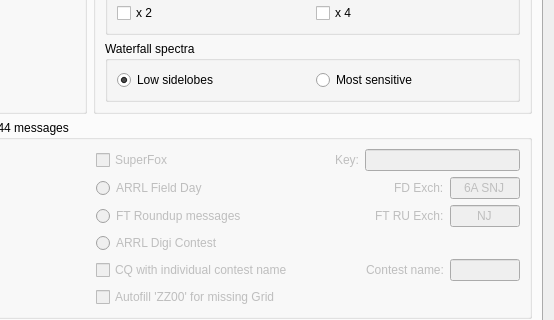
This is Configuration.ui in uaro-radio/wsjtx as Qt 5 draws it before an edit; both pictures show x 374 to 928 and y 188 to 508 of the 928 by 716 pixel window. The edited form follows.
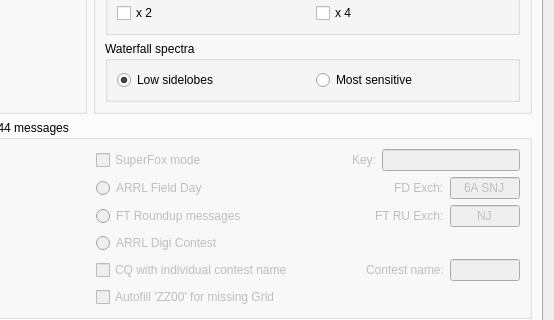
This is the edited form. The open tabs and pages were chosen to show the change. Custom widgets are drawn as their Qt base class.

Diff of the .ui file:
```diff
--- a/Configuration.ui
+++ b/Configuration.ui
@@ -6,8 +6,8 @@
    <rect>
     <x>0</x>
     <y>0</y>
-    <width>840</width>
-    <height>660</height>
+    <width>902</width>
+    <height>711</height>
    </rect>
   </property>
   <property name="sizePolicy">
@@ -3169,7 +3169,7 @@
             <item>
              <widget class="QCheckBox" name="cbSuperFox">
               <property name="text">
-               <string>SuperFox</string>
+               <string>SuperFox mode</string>
               </property>
              </widget>
             </item>
```
Left out of the diff: 14 changed lines with no effect on the pictures.
